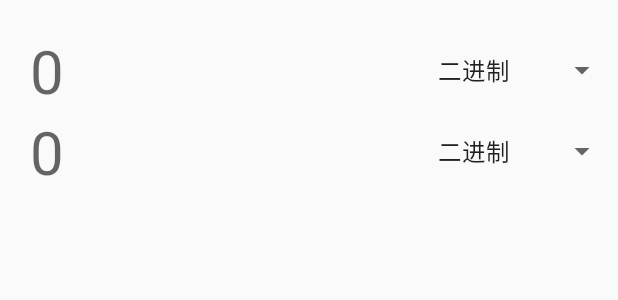
After one commit to yuzlee/AndroidCourse, an Android app: the layout activity_radix.xml on its own in the app's theme, with its tools: preview values and no code run, on a phone screen of 412 x 824 dp. The commit adds this screen. Shown: the top 300 px of the screen. Run offline under Robolectric (Android 15) with nearby library versions, the phone set to English and light mode, and no system bars.

Commit message:
[calculator] update

```diff
--- a/Calculator/app/src/main/AndroidManifest.xml
+++ b/Calculator/app/src/main/AndroidManifest.xml
@@ -2,7 +2,7 @@
 <manifest xmlns:android="http://schemas.android.com/apk/res/android"
     package="rolrence.calculator">
 
-    <uses-permission android:name="android.permission.INTERNET"/>
+    <uses-permission android:name="android.permission.INTERNET" />
 
     <application
         android:allowBackup="true"
@@ -29,6 +29,7 @@
             android:name=".ExchangeRateActivity"
             android:label="汇率转换"
             android:parentActivityName=".MainActivity" />
+        <activity android:name=".JinzhiActivity"></activity>
     </application>
 
 </manifest>
--- a/Calculator/app/src/main/java/rolrence/calculator/ExchangeRateActivity.kt
+++ b/Calculator/app/src/main/java/rolrence/calculator/ExchangeRateActivity.kt
@@ -8,8 +8,6 @@ import android.os.Message
 import android.widget.ArrayAdapter
 import kotlinx.android.synthetic.main.activity_exchange_rate.*
 import rolrence.calculator.converter.ExchangeRate
-import android.view.inputmethod.InputMethodManager.HIDE_NOT_ALWAYS
-import android.content.Context.INPUT_METHOD_SERVICE
 import android.view.inputmethod.EditorInfo
 import android.view.inputmethod.InputMethodManager
 
@@ -34,7 +32,7 @@ class ExchangeRateActivity : AppCompatActivity() {
             val list = converter.list(inputType, 1.0).map {
                 "1 $inputType = ${it.value} ${it.key}"
             }
-            listExchangeRate.adapter = ArrayAdapter<String>(
+            listRadix.adapter = ArrayAdapter<String>(
                     this@ExchangeRateActivity,
                     android.R.layout.simple_list_item_1, list)
         }
--- a/Calculator/app/src/main/java/rolrence/calculator/MainActivity.kt
+++ b/Calculator/app/src/main/java/rolrence/calculator/MainActivity.kt
@@ -48,6 +48,11 @@ class MainActivity : AppCompatActivity() {
                 intent.setClass(this, ExchangeRateActivity::class.java)
                 startActivity(intent)
             }
+            R.id.itemRadixConvert -> {
+                val intent = Intent()
+                intent.setClass(this, RadixActivity::class.java)
+                startActivity(intent)
+            }
         }
         return super.onOptionsItemSelected(item)
     }
--- a/Calculator/app/src/main/java/rolrence/calculator/UnitConversionActivity.kt
+++ b/Calculator/app/src/main/java/rolrence/calculator/UnitConversionActivity.kt
@@ -5,12 +5,10 @@ import android.support.v7.app.AppCompatActivity
 import android.os.Bundle
 import android.os.Handler
 import android.os.Message
-import android.util.Log
 import android.view.View
 import android.view.inputmethod.InputMethodManager
 import android.widget.AdapterView
 import android.widget.ArrayAdapter
-import android.widget.SimpleAdapter
 import kotlinx.android.synthetic.main.activity_unit_conversion.*
 import rolrence.calculator.converter.MeasureUnit
 
@@ -24,7 +22,7 @@ class UnitConversionActivity : AppCompatActivity() {
             val imm = getSystemService(Context.INPUT_METHOD_SERVICE) as InputMethodManager
             imm.hideSoftInputFromWindow(window.decorView.windowToken, 0)
 
-            listExchangeRate.adapter = ArrayAdapter<String>(
+            listRadix.adapter = ArrayAdapter<String>(
                     this@UnitConversionActivity,
                     android.R.layout.simple_list_item_1, converter)
         }
--- a/Calculator/app/src/main/res/layout/activity_exchange_rate.xml
+++ b/Calculator/app/src/main/res/layout/activity_exchange_rate.xml
@@ -50,7 +50,7 @@
     </GridLayout>
 
     <ListView
-        android:id="@+id/listExchangeRate"
+        android:id="@+id/listRadix"
         android:layout_width="match_parent"
         android:layout_height="wrap_content" />
 </LinearLayout>
--- /dev/null
+++ b/Calculator/app/src/main/res/layout/activity_radix.xml
@@ -0,0 +1,51 @@
+<?xml version="1.0" encoding="utf-8"?>
+<LinearLayout xmlns:android="http://schemas.android.com/apk/res/android"
+    xmlns:app="http://schemas.android.com/apk/res-auto"
+    xmlns:tools="http://schemas.android.com/tools"
+    android:layout_width="match_parent"
+    android:layout_height="match_parent"
+    android:layout_marginTop="20dp"
+    android:orientation="vertical"
+    tools:context="rolrence.calculator.RadixActivity">
+
+    <GridLayout
+        android:layout_width="match_parent"
+        android:layout_height="wrap_content"
+        android:layout_marginBottom="20dp"
+        android:columnCount="6">
+
+        <EditText
+            android:id="@+id/txtInput"
+            android:layout_columnSpan="5"
+            android:layout_columnWeight="5"
+            android:background="@null"
+            android:hint="0"
+            android:imeOptions="actionGo"
+            android:inputType="numberDecimal"
+            android:maxLines="1"
+            android:paddingLeft="20dp"
+            android:textSize="40sp" />
+
+        <Spinner
+            android:id="@+id/spinnerInputType"
+            android:layout_gravity="fill"
+            android:entries="@array/radix_list"
+            android:gravity="end" />
+
+        <TextView
+            android:id="@+id/txtOutput"
+            android:layout_columnSpan="5"
+            android:layout_columnWeight="5"
+            android:background="@null"
+            android:hint="0"
+            android:paddingLeft="20dp"
+            android:textSize="40sp" />
+
+        <Spinner
+            android:id="@+id/spinnerOutputType"
+            android:layout_gravity="fill"
+            android:entries="@array/radix_list"
+            android:gravity="end" />
+
+    </GridLayout>
+</LinearLayout>
--- a/Calculator/app/src/main/res/menu/main_menu.xml
+++ b/Calculator/app/src/main/res/menu/main_menu.xml
@@ -10,4 +10,9 @@
         android:id="@+id/itemExchangeRateConvert"
         app:showAsAction="never"
         android:title="汇率转换" />
+
+    <item
+        android:id="@+id/itemRadixConvert"
+        app:showAsAction="never"
+        android:title="进制转换" />
 </menu>
```
Also changed, not shown: Calculator/app/src/main/java/rolrence/calculator/RadixActivity.kt (added, +35 -0 lines), Calculator/app/src/main/res/values/array.xml (+38 -33 lines).
